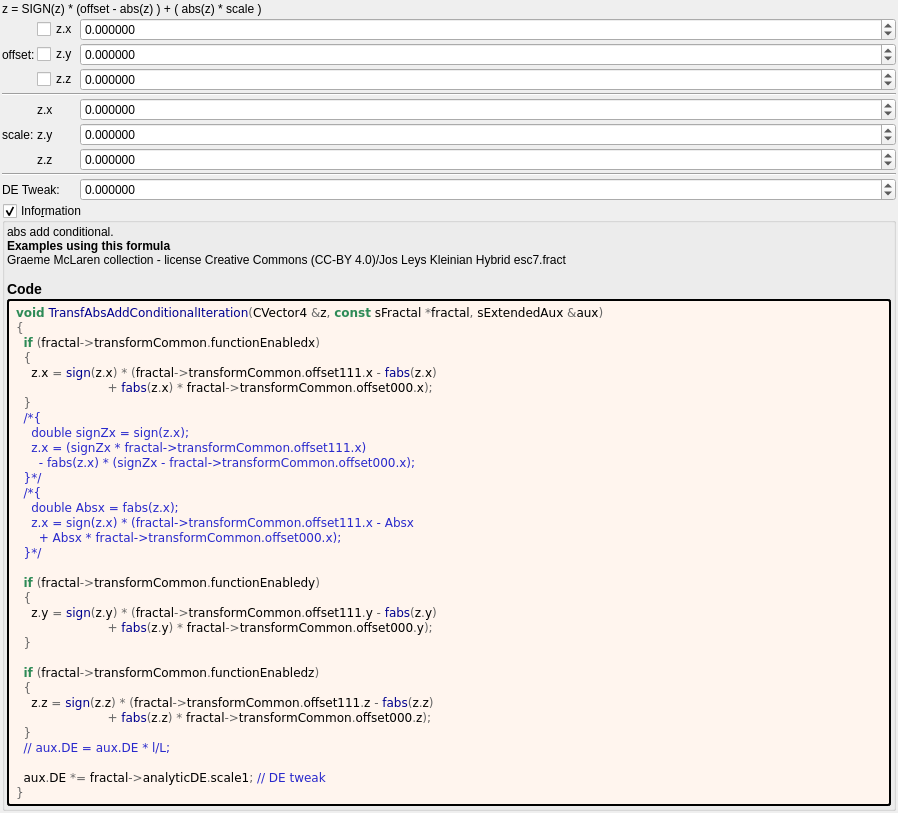
The window that mandelbulber2/formula/ui/transf_abs_add_conditional.ui (buddhi1980/mandelbulber2) describes before a commit, drawn with Qt 5.
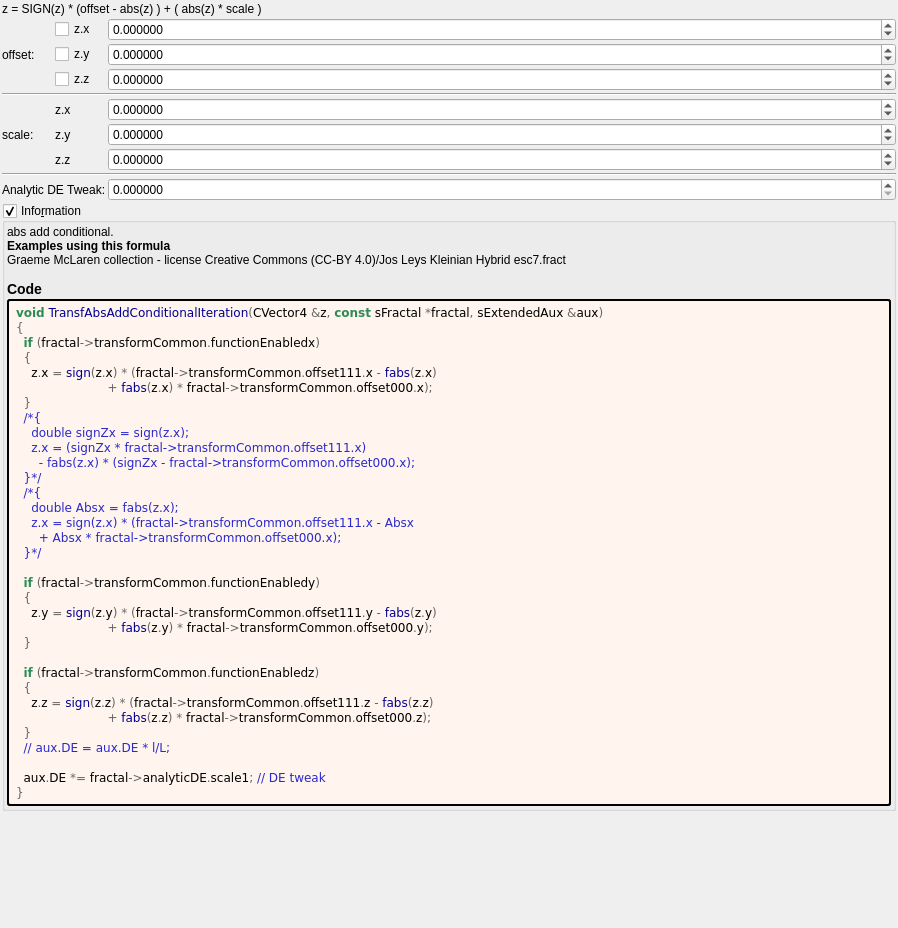
The same window after the commit. Custom widgets are drawn as their Qt base class.

Diff of the .ui file:
```diff
--- a/mandelbulber2/formula/ui/transf_abs_add_conditional.ui
+++ b/mandelbulber2/formula/ui/transf_abs_add_conditional.ui
@@ -7,7 +7,7 @@
     <x>0</x>
     <y>0</y>
     <width>898</width>
-    <height>811</height>
+    <height>928</height>
    </rect>
   </property>
   <property name="windowTitle">
@@ -199,7 +199,7 @@
         <number>6</number>
        </property>
        <property name="minimum">
-        <double>-99.989999999999995</double>
+        <double>0.000000000000000</double>
        </property>
        <property name="maximum">
         <double>99.989999999999995</double>
@@ -310,7 +310,7 @@
      <item row="13" column="0" colspan="2">
       <widget class="QLabel" name="label_112">
        <property name="text">
-        <string>DE Tweak:</string>
+        <string>Analytic DE Tweak:</string>
        </property>
       </widget>
      </item>
```
Left out of the diff: 2 changed lines with no effect on the pictures.
